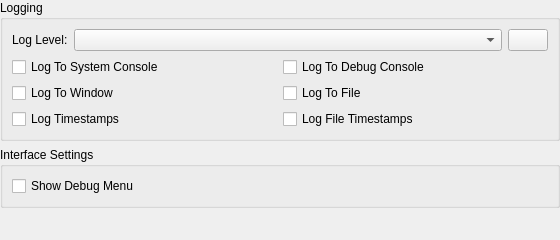
Old version of the form src/duckstation-qt/advancedsettingswidget.ui in the repository stenzek/duckstation.
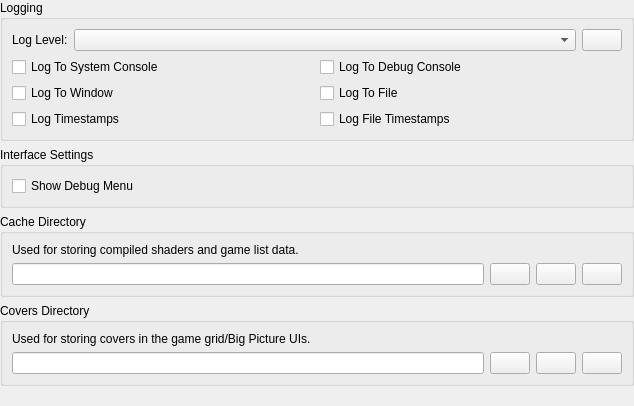
New version of the form. Icons and pictures are not drawn.

```diff
--- a/src/duckstation-qt/advancedsettingswidget.ui
+++ b/src/duckstation-qt/advancedsettingswidget.ui
@@ -6,8 +6,8 @@
    <rect>
     <x>0</x>
     <y>0</y>
-    <width>560</width>
-    <height>240</height>
+    <width>634</width>
+    <height>406</height>
    </rect>
   </property>
   <layout class="QVBoxLayout" name="verticalLayout_4">
@@ -121,6 +121,104 @@
      </layout>
     </widget>
    </item>
+   <item>
+    <widget class="QGroupBox" name="groupBox_3">
+     <property name="title">
+      <string>Cache Directory</string>
+     </property>
+     <layout class="QGridLayout" name="gridLayout_4">
+      <item row="0" column="0" colspan="2">
+       <widget class="QLabel" name="label_3">
+        <property name="text">
+         <string>Used for storing compiled shaders and game list data.</string>
+        </property>
+       </widget>
+      </item>
+      <item row="1" column="0">
+       <widget class="QLineEdit" name="cacheDirectory"/>
+      </item>
+      <item row="1" column="1">
+       <widget class="QPushButton" name="cacheDirectoryBrowse">
+        <property name="toolTip">
+         <string>Browse...</string>
+        </property>
+        <property name="icon">
+         <iconset theme="folder-open-line"/>
+        </property>
+       </widget>
+      </item>
+      <item row="1" column="2">
+       <widget class="QPushButton" name="cacheDirectoryOpen">
+        <property name="toolTip">
+         <string>Open...</string>
+        </property>
+        <property name="icon">
+         <iconset theme="open-folder-line"/>
+        </property>
+       </widget>
+      </item>
+      <item row="1" column="3">
+       <widget class="QPushButton" name="cacheDirectoryReset">
+        <property name="toolTip">
+         <string>Reset</string>
+        </property>
+        <property name="icon">
+         <iconset theme="delete-back-2-line"/>
+        </property>
+       </widget>
+      </item>
+     </layout>
+    </widget>
+   </item>
+   <item>
+    <widget class="QGroupBox" name="groupBox_5">
+     <property name="title">
+      <string>Covers Directory</string>
+     </property>
+     <layout class="QGridLayout" name="gridLayout_5">
+      <item row="0" column="0" colspan="2">
+       <widget class="QLabel" name="label_4">
+        <property name="text">
+         <string>Used for storing covers in the game grid/Big Picture UIs.</string>
+        </property>
+       </widget>
+      </item>
+      <item row="1" column="0">
+       <widget class="QLineEdit" name="coversDirectory"/>
+      </item>
+      <item row="1" column="1">
+       <widget class="QPushButton" name="coversDirectoryBrowse">
+        <property name="toolTip">
+         <string>Browse...</string>
+        </property>
+        <property name="icon">
+         <iconset theme="folder-open-line"/>
+        </property>
+       </widget>
+      </item>
+      <item row="1" column="2">
+       <widget class="QPushButton" name="coversDirectoryOpen">
+        <property name="toolTip">
+         <string>Open...</string>
+        </property>
+        <property name="icon">
+         <iconset theme="open-folder-line"/>
+        </property>
+       </widget>
+      </item>
+      <item row="1" column="3">
+       <widget class="QPushButton" name="coversDirectoryReset">
+        <property name="toolTip">
+         <string>Reset</string>
+        </property>
+        <property name="icon">
+         <iconset theme="delete-back-2-line"/>
+        </property>
+       </widget>
+      </item>
+     </layout>
+    </widget>
+   </item>
    <item>
     <spacer name="verticalSpacer">
      <property name="orientation">
@@ -128,8 +226,8 @@
      </property>
      <property name="sizeHint" stdset="0">
       <size>
-       <width>20</width>
-       <height>40</height>
+       <width>0</width>
+       <height>0</height>
       </size>
      </property>
     </spacer>
```
